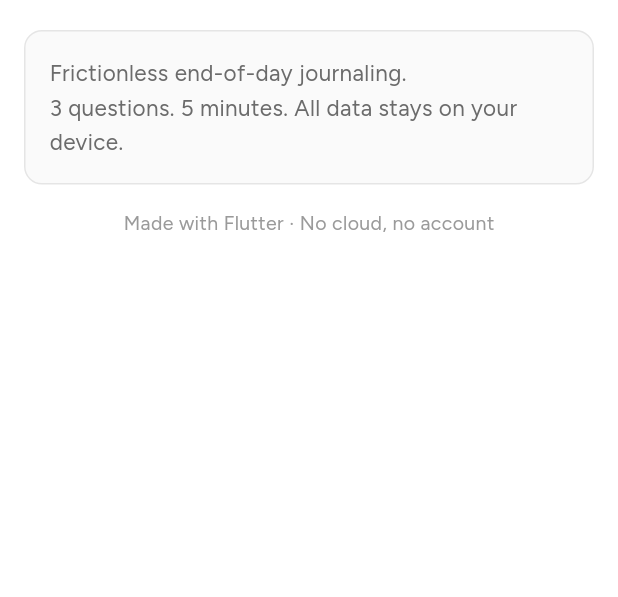
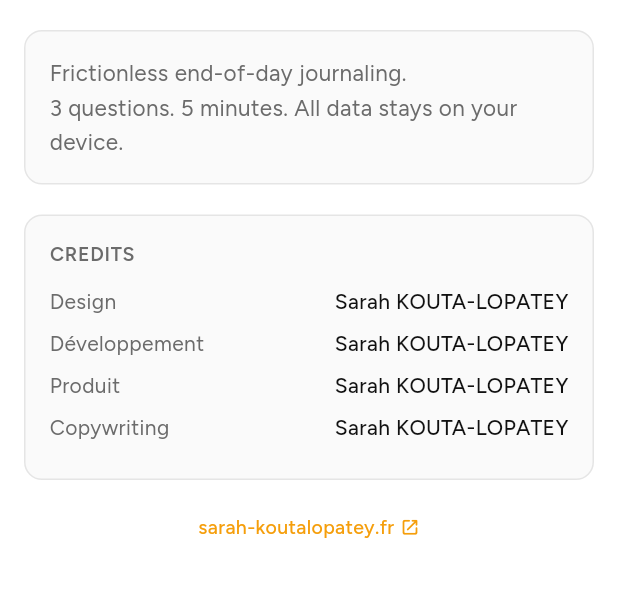
Before and after one commit to sarak-koutalopatey/daydump, a Flutter app: the _AboutSheet widget shown alone on an empty page, opened directly, on a phone screen of 412 x 824 dp, the part 144-741 px from its top. Run offline on Flutter 3.47's test engine with Material 3 defaults, Android fonts, the phone set to English and light mode, and no system bars; our stand-ins replace file_picker, flutter_local_notifications, flutter_timezone, google_fonts, share_plus, shared_preferences and 2 more; missing offline and left inert: app_settings; accounts and stored records are empty.

Commit message:
added credit in settings screen

```diff
--- a/lib/l10n/app_strings.dart
+++ b/lib/l10n/app_strings.dart
@@ -16,7 +16,7 @@ abstract class AppStrings {
   String get editMyDayDump;
   String get todayLogged;
   String get howDidTodayGo;
-  String hiName(String name);
+  String hiName(String name, int hour);
   String get daysInARow;
   String get bestStreak;
   String get recent;
@@ -96,6 +96,7 @@ abstract class AppStrings {
   String get version;
   String get aboutDescription;
   String get madeWith;
+  String get credits;
   String get notificationsBlocked;
   String get notificationsBlockedMessage;
   String get openSettings;
@@ -156,7 +157,10 @@ class _En extends AppStrings {
   @override String get editMyDayDump => 'Edit my DayDump';
   @override String get todayLogged => 'Today is logged! Nice work!';
   @override String get howDidTodayGo => 'How did today go?';
-  @override String hiName(String name) => 'Hi, $name!';
+  @override String hiName(String name, int hour) {
+    final greeting = hour < 12 ? 'Good morning' : hour < 18 ? 'Good afternoon' : 'Good evening';
+    return '$greeting, $name!';
+  }
   @override String get daysInARow => 'days in a row';
   @override String get bestStreak => 'Best streak yet. Keep it going!';
   @override String get recent => 'RECENTS';
@@ -242,6 +246,7 @@ class _En extends AppStrings {
   @override String get aboutDescription =>
       'Frictionless end-of-day journaling.\n3 questions. 5 minutes. All data stays on your device.';
   @override String get madeWith => 'Made with Flutter · No cloud, no account';
+  @override String get credits => 'CREDITS';
   @override String get notificationsBlocked => 'Notifications blocked';
   @override String get notificationsBlockedMessage =>
       'Allow notifications for DayDump in your device settings to receive daily reminders.';
@@ -312,7 +317,10 @@ class _Fr extends AppStrings {
   @override String get editMyDayDump => 'Modifier mon DayDump';
   @override String get todayLogged => 'Journée enregistrée ! Bravo !';
   @override String get howDidTodayGo => 'Comment s\'est passée ta journée ?';
-  @override String hiName(String name) => 'Bonjour, $name !';
+  @override String hiName(String name, int hour) {
+    final greeting = hour < 12 ? 'Bonjour' : hour < 18 ? 'Bon après-midi' : 'Bonsoir';
+    return '$greeting, $name !';
+  }
   @override String get daysInARow => 'jours d\'affilée';
   @override String get bestStreak => 'Ton record. Continue comme ça !';
   @override String get recent => 'RÉCENTS';
@@ -399,6 +407,7 @@ class _Fr extends AppStrings {
   @override String get aboutDescription =>
       'Journal de fin de journée sans friction.\n3 questions. 5 minutes. Tout reste sur ton appareil.';
   @override String get madeWith => 'Fait avec Flutter · Pas de nuage, pas de compte';
+  @override String get credits => 'CRÉDITS';
   @override String get notificationsBlocked => 'Notifications bloquées';
   @override String get notificationsBlockedMessage =>
       'Autorise les notifications pour DayDump dans les réglages de ton appareil afin de recevoir des rappels quotidiens.';
--- a/lib/screens/home_screen.dart
+++ b/lib/screens/home_screen.dart
@@ -36,7 +36,7 @@ class HomeScreen extends StatelessWidget {
               sliver: SliverList(
                 delegate: SliverChildListDelegate([
                   _GreetingHeader(
-                    dateLine: dateLine,
+                    //dateLine: dateLine,
                     userName: state.userName,
                     completedToday: state.completedToday,
                     s: s,
@@ -75,13 +75,13 @@ class HomeScreen extends StatelessWidget {
 }
 
 class _GreetingHeader extends StatelessWidget {
-  final String dateLine;
+  //final String dateLine;
   final String userName;
   final bool completedToday;
   final AppStrings s;
 
   const _GreetingHeader({
-    required this.dateLine,
+    //required this.dateLine,
     required this.userName,
     required this.completedToday,
     required this.s,
@@ -92,7 +92,7 @@ class _GreetingHeader extends StatelessWidget {
     return Column(
       crossAxisAlignment: CrossAxisAlignment.start,
       children: [
-        Text(
+        /*Text(
           dateLine,
           style: GoogleFonts.figtree(
             fontSize: 13,
@@ -100,10 +100,10 @@ class _GreetingHeader extends StatelessWidget {
             color: context.cText3,
             letterSpacing: 0.4,
           ),
-        ),
+        ),*/
         const SizedBox(height: 6),
         Text(
-          s.hiName(userName),
+          s.hiName(userName, DateTime.now().hour),
           style: GoogleFonts.figtree(
             fontSize: 32,
             fontWeight: FontWeight.w600,
--- a/lib/screens/settings_screen.dart
+++ b/lib/screens/settings_screen.dart
@@ -8,6 +8,8 @@ import 'package:google_fonts/google_fonts.dart';
 import 'package:path_provider/path_provider.dart';
 import 'package:provider/provider.dart';
 import 'package:share_plus/share_plus.dart';
+
+import 'package:url_launcher/url_launcher.dart';
 
 import '../l10n/app_strings.dart';
 import '../models/entry.dart';
@@ -1285,11 +1287,18 @@ class _AboutRow extends StatelessWidget {
 class _AboutSheet extends StatelessWidget {
   const _AboutSheet();
 
+  static const _roles = [
+    'Design',
+    'Développement',
+    'Produit',
+    'Copywriting',
+  ];
+
   @override
   Widget build(BuildContext context) {
     final s = context.s;
     return SafeArea(
-      child: Padding(
+      child: SingleChildScrollView(
         padding: const EdgeInsets.fromLTRB(16, 20, 16, 32),
         child: Column(
           mainAxisSize: MainAxisSize.min,
@@ -1350,7 +1359,84 @@ class _AboutSheet extends StatelessWidget {
                 ),
               ),
             ),
+            const SizedBox(height: 20),
+            Container(
+              width: double.infinity,
+              padding: const EdgeInsets.all(16),
+              decoration: BoxDecoration(
+                color: context.cSurface2,
+                borderRadius: BorderRadius.circular(12),
+                border: Border.all(color: context.cBorder),
+              ),
+              child: Column(
+                crossAxisAlignment: CrossAxisAlignment.start,
+                children: [
+                  Text(
+                    s.credits,
+                    style: GoogleFonts.figtree(
+                      fontSize: 13,
+                      fontWeight: FontWeight.w600,
+                      color: context.cText2,
+                      letterSpacing: 0.5,
+                    ),
+                  ),
+                  const SizedBox(height: 12),
+                  ..._roles.map((role) => Padding(
+                        padding: const EdgeInsets.only(bottom: 8),
+                        child: Row(
+                          children: [
+                            Expanded(
+                              child: Text(
+                                role,
+                                style: GoogleFonts.figtree(
+                                  fontSize: 14,
+                                  fontWeight: FontWeight.w400,
+                                  color: context.cText2,
+                                ),
+                              ),
+                            ),
+                            Text(
+                              'Sarah KOUTA-LOPATEY',
+                              style: GoogleFonts.figtree(
+                                fontSize: 14,
+                                fontWeight: FontWeight.w500,
+                                color: context.cText,
+                              ),
+                            ),
+                          ],
+                        ),
+                      )),
+                ],
+              ),
+            ),
             const SizedBox(height: 16),
+            Pressable(
+              onTap: () => launchUrl(
+                Uri.parse('https://www.sarah-koutalopatey.fr/'),
+                mode: LaunchMode.externalApplication,
+              ),
+              borderRadius: BorderRadius.circular(8),
+              child: Padding(
+                padding: const EdgeInsets.symmetric(vertical: 6),
+                child: Row(
+                  mainAxisSize: MainAxisSize.min,
+                  children: [
+                    Text(
+                      'sarah-koutalopatey.fr',
+                      style: GoogleFonts.figtree(
+                        fontSize: 13,
+                        fontWeight: FontWeight.w500,
+                        color: context.cAccent,
+                      ),
+                    ),
+                    const SizedBox(width: 4),
+                    Icon(Icons.open_in_new_rounded,
+                        size: 13, color: context.cAccent),
+                  ],
+                ),
+              ),
+            ),
+            /*const SizedBox(height: 4),
             Text(
               s.madeWith,
               style: GoogleFonts.figtree(
@@ -1358,7 +1444,7 @@ class _AboutSheet extends StatelessWidget {
                 fontWeight: FontWeight.w400,
                 color: context.cText3,
               ),
-            ),
+            ),*/
           ],
         ),
       ),
--- a/pubspec.yaml
+++ b/pubspec.yaml
@@ -24,6 +24,7 @@ dependencies:
   path: ^1.9.0
   path_provider: ^2.1.5
   file_picker: ^8.1.7
+  url_launcher: ^6.3.1
 
 dev_dependencies:
   flutter_test:
```
Also changed, not shown: 3 other files.
